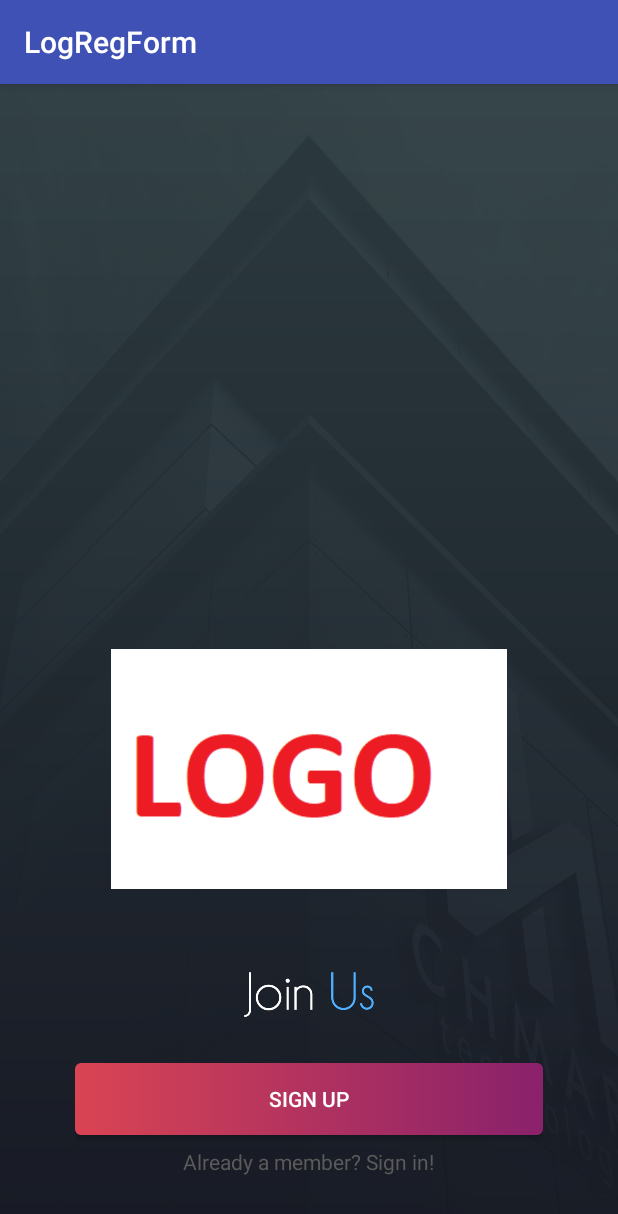
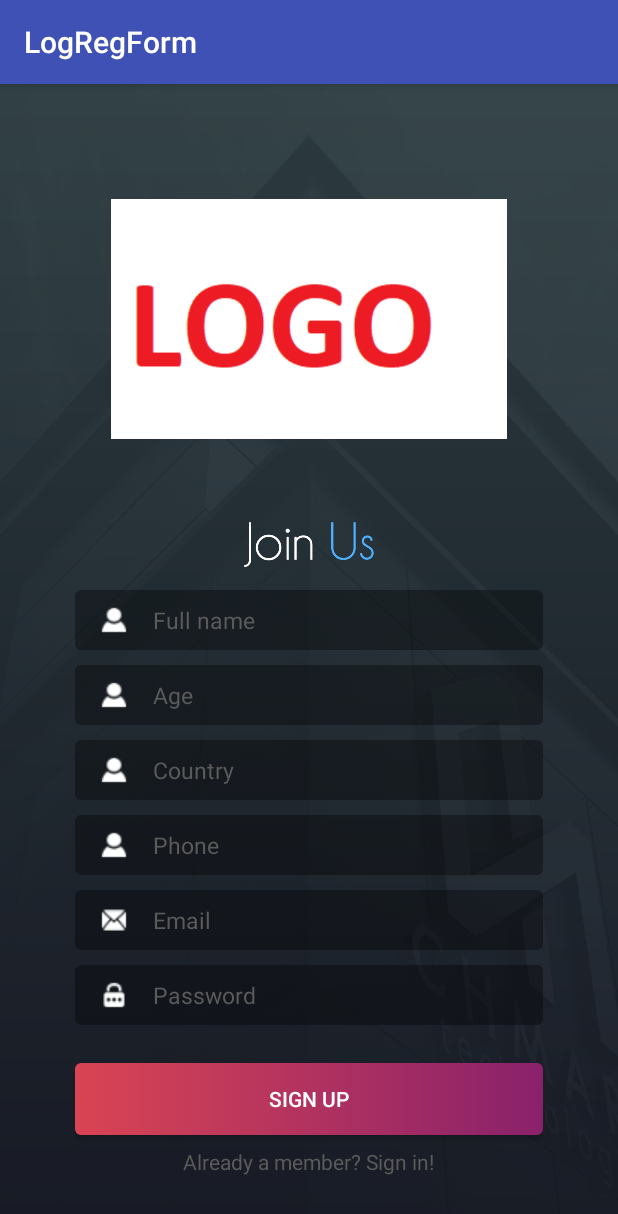
Before and after one commit to aavashneupane/JobFinderAndroid, an Android app: the registration screen opened directly, with no data from a screen before it, on a phone screen of 412 x 824 dp. Shown: the top 1214 px of the screen. Run offline under Robolectric (Android 15) with nearby library versions, the phone set to English and light mode, and no system bars.

Commit message:
registration fields added

```diff
--- a/app/src/main/res/layout/activity_registration.xml
+++ b/app/src/main/res/layout/activity_registration.xml
@@ -47,6 +47,112 @@
                 android:contentDescription="TODO"
                 android:src="@drawable/joinus_text" />
 
+
+            <AutoCompleteTextView
+                android:id="@+id/atvUsernameReg"
+                android:layout_width="match_parent"
+                android:layout_height="40dp"
+                android:layout_marginBottom="10dp"
+                android:background="@drawable/rounded_rect"
+                android:drawableLeft="@drawable/icon_person"
+                android:drawablePadding="10dp"
+                android:drawableStart="@drawable/icon_person"
+                android:hint="@string/FullnameReg"
+                android:paddingEnd="10dp"
+                android:paddingStart="10dp"
+                android:textColor="@color/white"
+                android:textColorHint="@color/gray"
+                android:textSize="15sp" />
+
+            <AutoCompleteTextView
+                android:id="@+id/ageReg"
+                android:layout_width="match_parent"
+                android:layout_height="40dp"
+                android:layout_marginBottom="10dp"
+                android:background="@drawable/rounded_rect"
+                android:drawableLeft="@drawable/icon_person"
+                android:drawablePadding="10dp"
+                android:drawableStart="@drawable/icon_person"
+                android:hint="@string/ageReg"
+                android:paddingEnd="10dp"
+                android:paddingStart="10dp"
+                android:textColor="@color/white"
+                android:textColorHint="@color/gray"
+                android:textSize="15sp" />
+
+            <AutoCompleteTextView
+                android:id="@+id/countryReg"
+                android:layout_width="match_parent"
+                android:layout_height="40dp"
+                android:layout_marginBottom="10dp"
+                android:background="@drawable/rounded_rect"
+                android:drawableLeft="@drawable/icon_person"
+                android:drawablePadding="10dp"
+                android:drawableStart="@drawable/icon_person"
+                android:hint="@string/countryReg"
+                android:paddingEnd="10dp"
+                android:paddingStart="10dp"
+                android:textColor="@color/white"
+                android:textColorHint="@color/gray"
+                android:textSize="15sp" />
+
+
+
+
+            <AutoCompleteTextView
+                android:id="@+id/phoneReg"
+                android:layout_width="match_parent"
+                android:layout_height="40dp"
+                android:layout_marginBottom="10dp"
+                android:background="@drawable/rounded_rect"
+                android:drawableLeft="@drawable/icon_person"
+                android:drawablePadding="10dp"
+                android:drawableStart="@drawable/icon_person"
+                android:hint="@string/phoneReg"
+                android:paddingEnd="10dp"
+                android:paddingStart="10dp"
+                android:textColor="@color/white"
+                android:textColorHint="@color/gray"
+                android:textSize="15sp" />
+
+
+            <AutoCompleteTextView
+                android:id="@+id/atvEmailReg"
+                android:inputType="textEmailAddress"
+                android:layout_width="match_parent"
+                android:layout_height="40dp"
+                android:layout_marginBottom="10dp"
+                android:background="@drawable/rounded_rect"
+                android:drawableLeft="@drawable/icon_mail"
+                android:drawablePadding="10dp"
+                android:drawableStart="@drawable/icon_mail"
+                android:hint="@string/emailReg"
+                android:paddingEnd="10dp"
+                android:paddingStart="10dp"
+                android:textColor="@color/white"
+                android:textColorHint="@color/gray"
+                android:textSize="15sp" />
+
+
+
+            <AutoCompleteTextView
+                android:id="@+id/atvPasswordReg"
+                android:inputType="textPassword"
+                android:layout_width="match_parent"
+                android:layout_height="40dp"
+                android:layout_marginBottom="10dp"
+                android:background="@drawable/rounded_rect"
+                android:drawableLeft="@drawable/icon_password"
+                android:drawablePadding="10dp"
+                android:drawableStart="@drawable/icon_password"
+                android:hint="@string/passwordReg"
+                android:paddingEnd="10dp"
+                android:paddingStart="10dp"
+                android:textColor="@color/white"
+                android:textColorHint="@color/gray"
+                android:textSize="15sp" />
+
+
             <Button
                 android:id="@+id/btnSignUp"
                 android:layout_width="match_parent"
--- a/app/src/main/res/values/strings.xml
+++ b/app/src/main/res/values/strings.xml
@@ -1,8 +1,11 @@
 <resources>
     <string name="app_name">LogRegForm</string>
-    <string name="usernameReg">Username</string>
+    <string name="FullnameReg">Full name</string>
     <string name="emailReg">Email</string>
     <string name="passwordReg">Password</string>
+    <string name="ageReg">Age</string>
+    <string name="phoneReg">Phone</string>
+    <string name="countryReg">Country</string>
     <string name="sign_upReg">Sign up</string>
     <string name="sign_inLog">Sign in</string>
     <string name="signin_redirect">Already a member? Sign in!</string>
```
